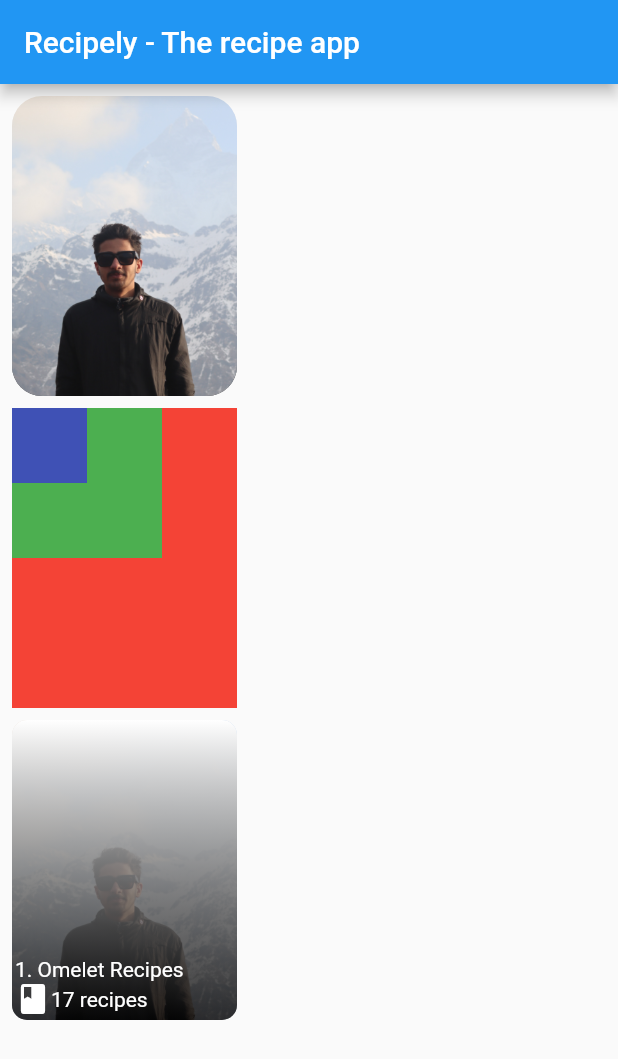
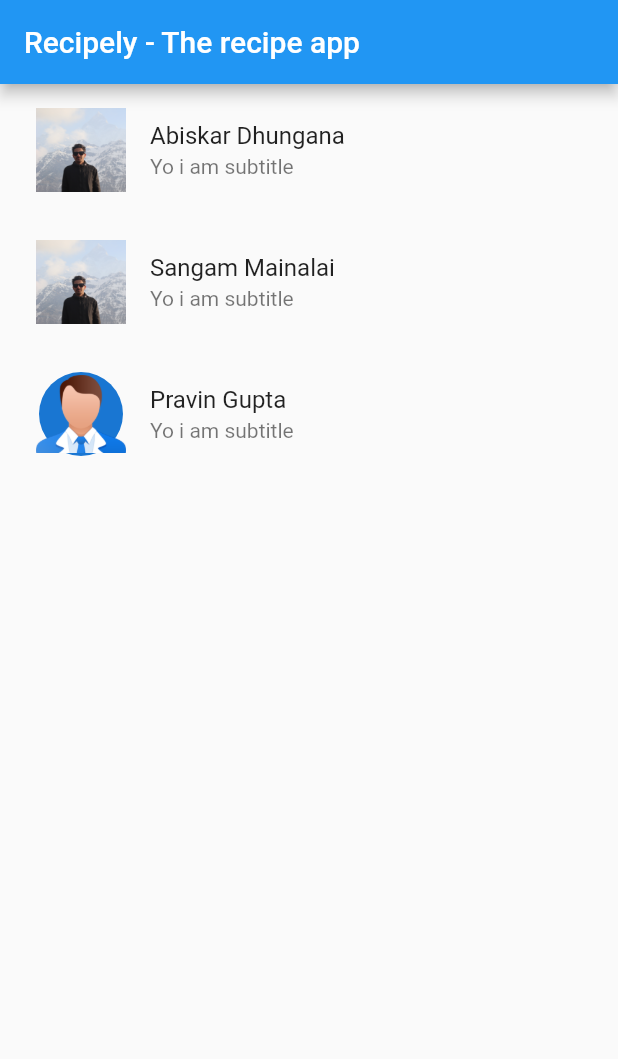
Before and after one commit to lostidol355/cfc_dang_flutter_day2, a Flutter app: the screen it shows after launch, on a phone screen of 412 x 824 dp. Shown: the top 1059 px of the screen. Run offline on Flutter 3.47's test engine with Material 2 defaults, Android fonts, the phone set to English and light mode, and no system bars.

Commit message:
routing with data pass

```diff
--- a/lib/home_screen.dart
+++ b/lib/home_screen.dart
@@ -1,3 +1,5 @@
+import 'package:cfc_dang_day2/participant_view.dart';
+import 'package:cfc_dang_day2/recipe_menu_screen.dart';
 import 'package:flutter/material.dart';
 import './participant_data.dart';
 
@@ -11,130 +13,150 @@ class HomeScreen extends StatelessWidget {
         title: const Text("Recipely - The recipe app"),
       ),
 
-      body: Column(
-        children: [
-          Padding(
-            padding: const EdgeInsets.all(8.0),
-            child: ClipRRect(
-              borderRadius: BorderRadius.circular(20),
-              child: Container(
-                height: 200,
-                width: 150,
-                decoration: BoxDecoration(
-                    color: Colors.indigo,
-                    gradient: LinearGradient(
-                        begin: Alignment.topCenter,
-                        end: Alignment.bottomCenter,
-                        colors: [Colors.white, Colors.black.withOpacity(0.7)])),
-                child: Image(
-                  image: AssetImage("assets/images/bibek.jpg"),
-                  fit: BoxFit.cover,
-                ),
-              ),
-            ),
-          ),
-          Stack(
-            children: [
-              Container(height: 200, width: 150, color: Colors.red),
-              Container(height: 100, width: 100, color: Colors.green),
-              Container(height: 50, width: 50, color: Colors.indigo),
-            ],
-          ),
-          Stack(
-            children: [
-              Padding(
-                padding: const EdgeInsets.all(8.0),
-                child: ClipRRect(
-                  borderRadius: BorderRadius.circular(10),
-                  child: Container(
-                    height: 200,
-                    width: 150,
-                    // decoration: BoxDecoration(border: Border.all()),
-                    child: Image(
-                      image: AssetImage(
-                        "assets/images/bibek.jpg",
+      // body: Column(
+      //   children: [
+      //     Padding(
+      //       padding: const EdgeInsets.all(8.0),
+      //       child: ClipRRect(
+      //         borderRadius: BorderRadius.circular(20),
+      //         child: Container(
+      //           height: 200,
+      //           width: 150,
+      //           decoration: BoxDecoration(
+      //               color: Colors.indigo,
+      //               gradient: LinearGradient(
+      //                   begin: Alignment.topCenter,
+      //                   end: Alignment.bottomCenter,
+      //                   colors: [Colors.white, Colors.black.withOpacity(0.7)])),
+      //           child: Image(
+      //             image: AssetImage("assets/images/bibek.jpg"),
+      //             fit: BoxFit.cover,
+      //           ),
+      //         ),
+      //       ),
+      //     ),
+      //     Stack(
+      //       children: [
+      //         Container(height: 200, width: 150, color: Colors.red),
+      //         Container(height: 100, width: 100, color: Colors.green),
+      //         Container(height: 50, width: 50, color: Colors.indigo),
+      //       ],
+      //     ),
+      //     Stack(
+      //       children: [
+      //         Padding(
+      //           padding: const EdgeInsets.all(8.0),
+      //           child: ClipRRect(
+      //             borderRadius: BorderRadius.circular(10),
+      //             child: Container(
+      //               height: 200,
+      //               width: 150,
+      //               // decoration: BoxDecoration(border: Border.all()),
+      //               child: Image(
+      //                 image: AssetImage(
+      //                   "assets/images/bibek.jpg",
+      //                 ),
+      //                 fit: BoxFit.cover,
+      //               ),
+      //             ),
+      //           ),
+      //         ),
+      //         Padding(
+      //           padding: const EdgeInsets.all(8.0),
+      //           child: ClipRRect(
+      //             borderRadius: BorderRadius.circular(10),
+      //             child: Container(
+      //               height: 200,
+      //               width: 150,
+      //               decoration: BoxDecoration(
+      //                   gradient: LinearGradient(
+      //                       begin: Alignment.bottomCenter,
+      //                       end: Alignment.topCenter,
+      //                       colors: [
+      //                     Colors.black.withOpacity(0.7),
+      //                     Colors.white,
+      //                   ])),
+      //             ),
+      //           ),
+      //         ),
+      //         Positioned(
+      //           left: 10,
+      //           bottom: 10,
+      //           child: Column(
+      //             crossAxisAlignment: CrossAxisAlignment.start,
+      //             mainAxisAlignment: MainAxisAlignment.end,
+      //             children: [
+      //               Text(
+      //                 "1. Omelet Recipes",
+      //                 style: TextStyle(color: Colors.white),
+      //               ),
+      //               Row(
+      //                 children: [
+      //                   Icon(
+      //                     Icons.book,
+      //                     color: Colors.white,
+      //                   ),
+      //                   Text(
+      //                     "17 recipes",
+      //                     style: TextStyle(color: Colors.white),
+      //                   )
+      //                 ],
+      //               )
+      //             ],
+      //           ),
+      //         )
+      //       ],
+      //     ),
+      //     ElevatedButton(
+      //         onPressed: () {
+      //           print(" I am clicked");
+
+      //           Navigator.push(
+      //               context,
+      //               MaterialPageRoute(
+      //                   builder: (context) => RecipeMenuScreen()));
+      //         },
+      //         child: Text(" Go to Next Screen"))
+      //   ],
+      // ),
+
+      body: ListView(
+          children: List.generate(
+              participantsName.length,
+              (index) => Padding(
+                    padding: const EdgeInsets.all(8.0),
+
+                    child: ListTile(
+                      onTap: () {
+                        Navigator.push(
+                            context,
+                            MaterialPageRoute(
+                                builder: (context) => ParticipantView(
+                                  name: participantsName[index]['name'],
+                                  pic: participantsName[index]['pic'],
+
+                                )));
+                      },
+                      leading: CircleAvatar(
+                        radius: 30,
+                        child: Image(
+                            image: AssetImage(participantsName[index]['pic'])),
+                        // backgroundColor: Colors.red,
+                        // child: Text("${index + 1}. "),
                       ),
-                      fit: BoxFit.cover,
+                      title: Text(participantsName[index]['name']),
+                      subtitle: const Text("Yo i am subtitle"),
                     ),
-                  ),
-                ),
-              ),
-              Padding(
-                padding: const EdgeInsets.all(8.0),
-                child: ClipRRect(
-                  borderRadius: BorderRadius.circular(10),
-                  child: Container(
-                    height: 200,
-                    width: 150,
-                    decoration: BoxDecoration(
-                        gradient: LinearGradient(
-                            begin: Alignment.bottomCenter,
-                            end: Alignment.topCenter,
-                            colors: [
-                          Colors.black.withOpacity(0.7),
-                          Colors.white,
-                        ])),
-                  ),
-                ),
-              ),
-              Positioned(
-                left: 10,
-                bottom: 10,
-                child: Column(
-                  crossAxisAlignment: CrossAxisAlignment.start,
-                  mainAxisAlignment: MainAxisAlignment.end,
-                  children: [
-                    Text(
-                      "1. Omelet Recipes",
-                      style: TextStyle(color: Colors.white),
-                    ),
-                    Row(
-                      children: [
-                        Icon(
-                          Icons.book,
-                          color: Colors.white,
-                        ),
-                        Text(
-                          "17 recipes",
-                          style: TextStyle(color: Colors.white),
-                        )
-                      ],
-                    )
-                  ],
-                ),
-              )
-            ],
-          )
-        ],
-      ),
-
-      // body: ListView(
-      //     children: List.generate(
-      //         participantsName.length,
-      //         (index) => Padding(
-      //               padding: const EdgeInsets.all(8.0),
-
-      //               child: ListTile(
-      //                 leading: CircleAvatar(
-      //                   radius: 30,
-      //                   child: Image(
-      //                       image: AssetImage(participantsName[index]['pic'])),
-      //                   // backgroundColor: Colors.red,
-      //                   // child: Text("${index + 1}. "),
-      //                 ),
-      //                 title: Text(participantsName[index]['name']),
-      //                 subtitle: const Text("Yo i am subtitle"),
-      //               ),
-      //               // child: Container(
-      //               //   height: 100,
-      //               //   width: 100,
-      //               //   color: Colors.indigo,
-      //               //   child: Text(
-      //               //     "${index + 1}. " + participantsName[index],
-      //               //     style: TextStyle(fontSize: 30, color: Colors.white),
-      //               //   ),
-      //               // ),
-      //             ))),
+                    // child: Container(
+                    //   height: 100,
+                    //   width: 100,
+                    //   color: Colors.indigo,
+                    //   child: Text(
+                    //     "${index + 1}. " + participantsName[index],
+                    //     style: TextStyle(fontSize: 30, color: Colors.white),
+                    //   ),
+                    // ),
+                  ))),
       // children: [
 
       //   Padding(
```
Also changed, not shown: lib/participant_view.dart (added, +29 -0 lines), lib/recipe_menu_screen.dart (added, +29 -0 lines).
